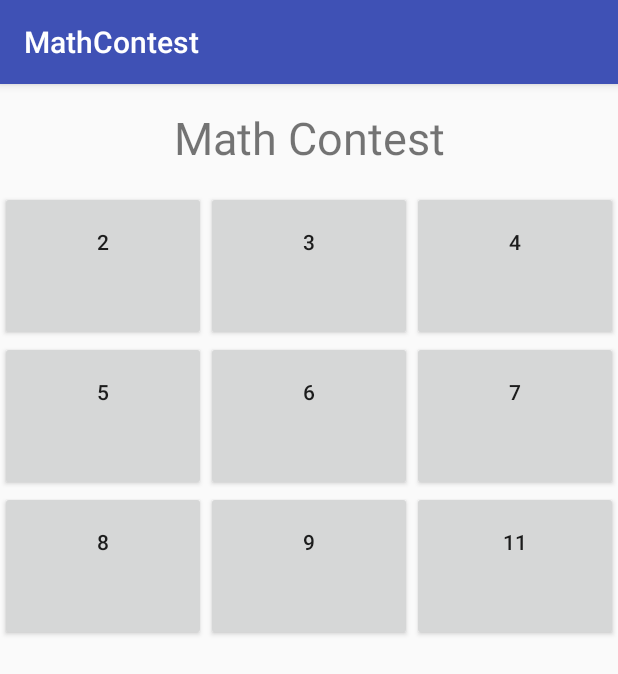
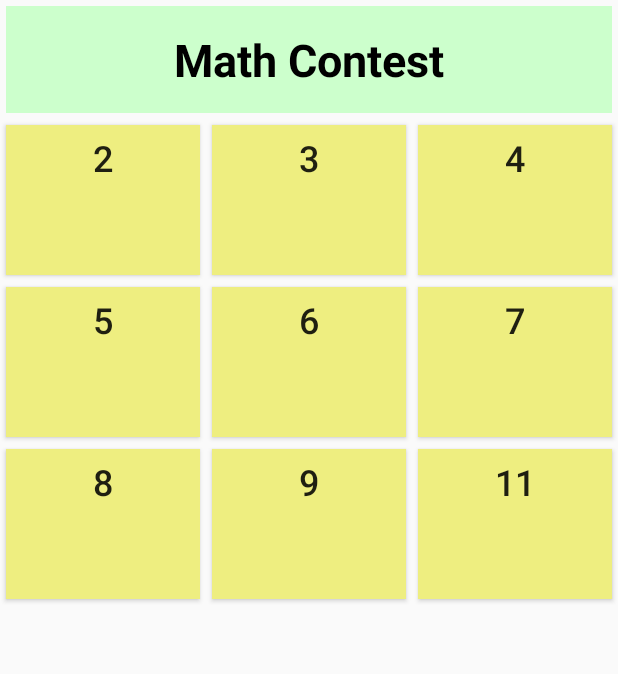
Before and after one commit to fraigo/AndroidMathContest, an Android app: the screen it shows after launch (SplashActivity), on a phone screen of 412 x 824 dp. Shown: the top 674 px of the screen. Run offline under Robolectric (Android 15) with nearby library versions, the phone set to English and light mode, and no system bars.

Commit message:
Updated UI colors layout

```diff
--- a/app/src/main/AndroidManifest.xml
+++ b/app/src/main/AndroidManifest.xml
@@ -8,7 +8,7 @@
         android:label="@string/app_name"
         android:roundIcon="@mipmap/ic_launcher"
         android:supportsRtl="true"
-        android:theme="@style/AppTheme">
+        android:theme="@style/AppTheme.NoActionBar">
         <activity
             android:name=".MainActivity"
             >
--- a/app/src/main/res/layout-land/activity_splash.xml
+++ b/app/src/main/res/layout-land/activity_splash.xml
@@ -9,10 +9,14 @@
         android:id="@+id/textView"
         android:layout_width="match_parent"
         android:layout_height="wrap_content"
+        android:layout_margin="4dp"
+        android:background="#CCFFCC"
         android:padding="15dp"
         android:text="Math Contest"
         android:textAlignment="center"
-        android:textSize="30sp" />
+        android:textColor="#000000"
+        android:textSize="30sp"
+        android:textStyle="bold" />
 
     <LinearLayout
         android:layout_width="match_parent"
@@ -22,23 +26,32 @@
         <Button
             android:id="@+id/button_2"
             android:layout_width="match_parent"
-            android:layout_height="60dp"
+            android:layout_height="70dp"
+            android:layout_margin="4dp"
             android:layout_weight="1"
-            android:text="2" />
+            android:background="#EEEE80"
+            android:text="2"
+            android:textSize="28sp" />
 
         <Button
             android:id="@+id/button_3"
             android:layout_width="match_parent"
-            android:layout_height="60dp"
+            android:layout_height="70dp"
+            android:layout_margin="4dp"
             android:layout_weight="1"
-            android:text="3" />
+            android:background="#EEEE80"
+            android:text="3"
+            android:textSize="28sp" />
 
         <Button
             android:id="@+id/button_4"
             android:layout_width="match_parent"
-            android:layout_height="60dp"
+            android:layout_height="70dp"
+            android:layout_margin="4dp"
             android:layout_weight="1"
-            android:text="4" />
+            android:background="#EEEE80"
+            android:text="4"
+            android:textSize="28sp" />
 
 
 
@@ -53,23 +66,32 @@
         <Button
             android:id="@+id/button_5"
             android:layout_width="match_parent"
-            android:layout_height="60dp"
+            android:layout_height="70dp"
+            android:layout_margin="4dp"
             android:layout_weight="1"
-            android:text="5" />
+            android:background="#EEEE80"
+            android:text="5"
+            android:textSize="28sp" />
 
         <Button
             android:id="@+id/button_6"
             android:layout_width="match_parent"
-            android:layout_height="60dp"
+            android:layout_height="70dp"
+            android:layout_margin="4dp"
             android:layout_weight="1"
-            android:text="6" />
+            android:background="#EEEE80"
+            android:text="6"
+            android:textSize="28sp" />
 
         <Button
             android:id="@+id/button_7"
             android:layout_width="match_parent"
-            android:layout_height="60dp"
+            android:layout_height="70dp"
+            android:layout_margin="4dp"
             android:layout_weight="1"
-            android:text="7" />
+            android:background="#EEEE80"
+            android:text="7"
+            android:textSize="28sp" />
 
     </LinearLayout>
 
@@ -82,23 +104,32 @@
         <Button
             android:id="@+id/button_8"
             android:layout_width="match_parent"
-            android:layout_height="60dp"
+            android:layout_height="70dp"
+            android:layout_margin="4dp"
             android:layout_weight="1"
-            android:text="8" />
+            android:background="#EEEE80"
+            android:text="8"
+            android:textSize="28sp" />
 
         <Button
             android:id="@+id/button_9"
             android:layout_width="match_parent"
-            android:layout_height="60dp"
+            android:layout_height="70dp"
+            android:layout_margin="4dp"
             android:layout_weight="1"
-            android:text="9" />
+            android:background="#EEEE80"
+            android:text="9"
+            android:textSize="28sp" />
 
         <Button
             android:id="@+id/button_11"
             android:layout_width="match_parent"
-            android:layout_height="60dp"
+            android:layout_height="70dp"
+            android:layout_margin="4dp"
             android:layout_weight="1"
-            android:text="11" />
+            android:background="#EEEE80"
+            android:text="11"
+            android:textSize="28sp" />
 
     </LinearLayout>
 
--- a/app/src/main/res/layout/activity_splash.xml
+++ b/app/src/main/res/layout/activity_splash.xml
@@ -9,10 +9,14 @@
         android:id="@+id/textView"
         android:layout_width="match_parent"
         android:layout_height="wrap_content"
+        android:layout_margin="4dp"
+        android:background="#CCFFCC"
         android:padding="15dp"
         android:text="Math Contest"
         android:textAlignment="center"
-        android:textSize="30sp" />
+        android:textColor="#000000"
+        android:textSize="30sp"
+        android:textStyle="bold" />
 
     <LinearLayout
         android:layout_width="match_parent"
@@ -23,22 +27,31 @@
             android:id="@+id/button_2"
             android:layout_width="match_parent"
             android:layout_height="100dp"
+            android:layout_margin="4dp"
             android:layout_weight="1"
-            android:text="2" />
+            android:background="#EEEE80"
+            android:text="2"
+            android:textSize="24sp" />
 
         <Button
             android:id="@+id/button_3"
             android:layout_width="match_parent"
             android:layout_height="100dp"
+            android:layout_margin="4dp"
             android:layout_weight="1"
-            android:text="3" />
+            android:background="#EEEE80"
+            android:text="3"
+            android:textSize="24sp" />
 
         <Button
             android:id="@+id/button_4"
             android:layout_width="match_parent"
             android:layout_height="100dp"
+            android:layout_margin="4dp"
             android:layout_weight="1"
-            android:text="4" />
+            android:background="#EEEE80"
+            android:text="4"
+            android:textSize="24sp" />
 
 
 
@@ -54,22 +67,31 @@
             android:id="@+id/button_5"
             android:layout_width="match_parent"
             android:layout_height="100dp"
+            android:layout_margin="4dp"
             android:layout_weight="1"
-            android:text="5" />
+            android:background="#EEEE80"
+            android:text="5"
+            android:textSize="24sp" />
 
         <Button
             android:id="@+id/button_6"
             android:layout_width="match_parent"
             android:layout_height="100dp"
+            android:layout_margin="4dp"
             android:layout_weight="1"
-            android:text="6" />
+            android:background="#EEEE80"
+            android:text="6"
+            android:textSize="24sp" />
 
         <Button
             android:id="@+id/button_7"
             android:layout_width="match_parent"
             android:layout_height="100dp"
+            android:layout_margin="4dp"
             android:layout_weight="1"
-            android:text="7" />
+            android:background="#EEEE80"
+            android:text="7"
+            android:textSize="24sp" />
 
     </LinearLayout>
 
@@ -83,22 +105,31 @@
             android:id="@+id/button_8"
             android:layout_width="match_parent"
             android:layout_height="100dp"
+            android:layout_margin="4dp"
             android:layout_weight="1"
-            android:text="8" />
+            android:background="#EEEE80"
+            android:text="8"
+            android:textSize="24sp" />
 
         <Button
             android:id="@+id/button_9"
             android:layout_width="match_parent"
             android:layout_height="100dp"
+            android:layout_margin="4dp"
             android:layout_weight="1"
-            android:text="9" />
+            android:background="#EEEE80"
+            android:text="9"
+            android:textSize="24sp" />
 
         <Button
             android:id="@+id/button_11"
             android:layout_width="match_parent"
             android:layout_height="100dp"
+            android:layout_margin="4dp"
             android:layout_weight="1"
-            android:text="11" />
+            android:background="#EEEE80"
+            android:text="11"
+            android:textSize="24sp" />
 
     </LinearLayout>
 
--- a/app/src/main/res/values/strings.xml
+++ b/app/src/main/res/values/strings.xml
@@ -1,6 +1,6 @@
 <resources>
     <string name="app_name">MathContest</string>
-    <string name="istrue">True</string>
-    <string name="isfalse">False</string>
-    <string name="title_activity_splash">SplashActivity</string>
+    <string name="istrue">✅ True</string>
+    <string name="isfalse">❌ False</string>
+    <string name="title_activity_splash">Math Contest</string>
 </resources>
```
Also changed, not shown: app/src/main/res/layout-land/activity_main.xml (+35 -16 lines), app/src/main/res/layout/activity_main.xml (+24 -6 lines).
